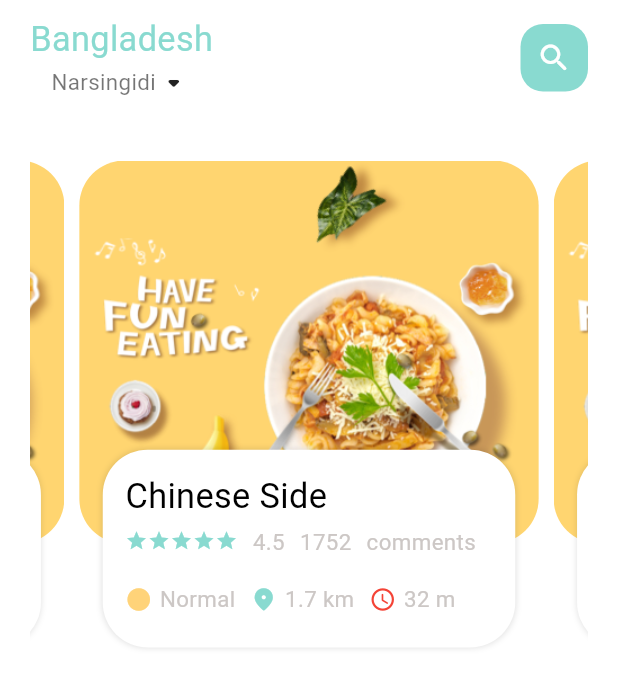
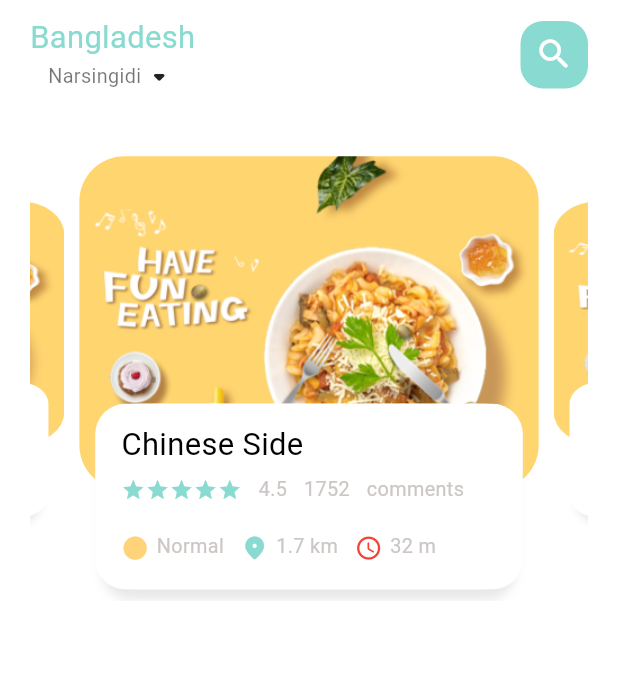
Before and after one commit to SaifAllahGharib/food_craft, a Flutter app: the screen it shows after launch, on a phone screen of 412 x 824 dp. Shown: the top 688 px of the screen. Run offline on Flutter 3.47's test engine with Material 3 defaults, Android fonts, the phone set to English and light mode, and no system bars; our stand-ins replace device_preview, firebase_core, flutter_screenutil, go_router; accounts and stored records are empty.

Commit message:
finish page view item and edit design to responsive

```diff
--- a/lib/core/utils/styles.dart
+++ b/lib/core/utils/styles.dart
@@ -1,19 +1,23 @@
 import 'package:flutter/material.dart';
-import 'package:flutter_screenutil/flutter_screenutil.dart';
 import 'package:food_craft/core/utils/colors.dart';
+import 'package:food_craft/core/utils/functions/width.dart';
 
 class Styles {
-  static var textStyle13 = TextStyle(
-    fontSize: 13.sp,
+  static TextStyle textStyle13(BuildContext context) {
+    return TextStyle(
+      fontSize: getWidth(context) * 0.0321,
       fontFamily: "Roboto",
       color: AppColors.textColor,
       height: 1.2,
     );
+  }
 
-  static var textStyle20 = TextStyle(
-    fontSize: 20.sp,
+  static TextStyle textStyle20(BuildContext context) {
+    return TextStyle(
+      fontSize: getWidth(context) * 0.05,
       color: Colors.black,
       fontFamily: "Roboto",
       fontWeight: FontWeight.w400,
     );
   }
+}
--- a/lib/core/widgets/row_location_and_time.dart
+++ b/lib/core/widgets/row_location_and_time.dart
@@ -1,5 +1,6 @@
 import 'package:flutter/material.dart';
 import 'package:food_craft/core/utils/colors.dart';
+import 'package:food_craft/core/utils/functions/width.dart';
 import 'package:food_craft/features/home/presentation/view/widgets/custom_icon_and_text.dart';
 
 class RowLocationAndTime extends StatelessWidget {
@@ -7,24 +8,25 @@ class RowLocationAndTime extends StatelessWidget {
 
   @override
   Widget build(BuildContext context) {
-    return const Row(
+    final double sizedBox = getWidth(context) * 0.027;
+    return Row(
       children: [
         Expanded(
           child: Wrap(
             children: [
-              CustomIconAndText(
+              const CustomIconAndText(
                 text: "Normal",
                 icon: Icons.circle,
                 color: AppColors.yellowColor,
               ),
-              SizedBox(width: 10),
-              CustomIconAndText(
+              SizedBox(width: sizedBox),
+              const CustomIconAndText(
                 text: "1.7 km",
                 icon: Icons.location_on_rounded,
                 color: AppColors.primaryColor,
               ),
-              SizedBox(width: 10),
-              CustomIconAndText(
+              SizedBox(width: sizedBox),
+              const CustomIconAndText(
                 text: "32 m",
                 icon: Icons.access_time_rounded,
                 color: Colors.red,
--- a/lib/features/home/presentation/view/widgets/column_in_page_view_item.dart
+++ b/lib/features/home/presentation/view/widgets/column_in_page_view_item.dart
@@ -1,4 +1,5 @@
 import 'package:flutter/material.dart';
+import 'package:food_craft/core/utils/functions/height.dart';
 import 'package:food_craft/core/utils/styles.dart';
 import 'package:food_craft/core/widgets/row_location_and_time.dart';
 import 'package:food_craft/features/home/presentation/view/widgets/row_stars_and_rate_and_comments.dart';
@@ -13,11 +14,11 @@ class ColumnInPageView extends StatelessWidget {
       children: [
         Text(
           "Chinese Side",
-          style: Styles.textStyle20,
+          style: Styles.textStyle20(context),
         ),
-        const SizedBox(height: 5),
+        SizedBox(height: getHeight(context) * 0.010),
         const RowStarsAndRateAndComments(),
-        const SizedBox(height: 20),
+        SizedBox(height: getHeight(context) * 0.025),
         const RowLocationAndTime(),
       ],
     );
--- a/lib/features/home/presentation/view/widgets/custom_app_bar_home_view.dart
+++ b/lib/features/home/presentation/view/widgets/custom_app_bar_home_view.dart
@@ -1,5 +1,6 @@
 import 'package:flutter/material.dart';
 import 'package:food_craft/core/utils/colors.dart';
+import 'package:food_craft/core/utils/functions/width.dart';
 import 'package:food_craft/core/utils/styles.dart';
 
 class CustomAppBarHomeView extends StatelessWidget {
@@ -7,6 +8,7 @@ class CustomAppBarHomeView extends StatelessWidget {
 
   @override
   Widget build(BuildContext context) {
+    final double sizeContainer = (getWidth(context) * 0.11).floorToDouble();
     return SizedBox(
       child: Row(
         mainAxisAlignment: MainAxisAlignment.spaceBetween,
@@ -15,14 +17,15 @@ class CustomAppBarHomeView extends StatelessWidget {
             children: [
               Text(
                 "Bangladesh",
-                style:
-                    Styles.textStyle20.copyWith(color: AppColors.primaryColor),
+                style: Styles.textStyle20(context)
+                    .copyWith(color: AppColors.primaryColor),
               ),
               Row(
                 children: [
                   Text(
                     "Narsingidi",
-                    style: Styles.textStyle13.copyWith(color: Colors.black54),
+                    style: Styles.textStyle13(context)
+                        .copyWith(color: Colors.black54),
                   ),
                   const Icon(Icons.arrow_drop_down_rounded),
                 ],
@@ -30,15 +33,16 @@ class CustomAppBarHomeView extends StatelessWidget {
             ],
           ),
           Container(
-            width: 45,
-            height: 45,
+            width: sizeContainer,
+            height: sizeContainer,
             decoration: BoxDecoration(
               color: AppColors.primaryColor,
               borderRadius: BorderRadius.circular(15),
             ),
-            child: const Icon(
+            child: Icon(
               Icons.search_rounded,
               color: Colors.white,
+              size: getWidth(context) * 0.064,
             ),
           ),
         ],
--- a/lib/features/home/presentation/view/widgets/custom_icon_and_text.dart
+++ b/lib/features/home/presentation/view/widgets/custom_icon_and_text.dart
@@ -1,4 +1,5 @@
 import 'package:flutter/material.dart';
+import 'package:food_craft/core/utils/functions/width.dart';
 import 'package:food_craft/core/utils/styles.dart';
 
 class CustomIconAndText extends StatelessWidget {
@@ -18,13 +19,13 @@ class CustomIconAndText extends StatelessWidget {
         children: [
           Icon(
             icon,
-            size: 18,
+            size: getWidth(context) * 0.045,
             color: color,
           ),
           const SizedBox(width: 5),
           Text(
             text,
-            style: Styles.textStyle13,
+            style: Styles.textStyle13(context),
           ),
         ],
       ),
--- a/lib/features/home/presentation/view/widgets/custom_page_view.dart
+++ b/lib/features/home/presentation/view/widgets/custom_page_view.dart
@@ -11,14 +11,14 @@ class CustomPageView extends StatefulWidget {
 
 class _CustomPageViewState extends State<CustomPageView> {
   late PageController _pageController;
-  double currentPage = 0;
+  double _currentPage = 2;
 
   @override
   void initState() {
-    _pageController = PageController(viewportFraction: 0.85, initialPage: 3)
+    _pageController = PageController(viewportFraction: 0.85, initialPage: 2)
       ..addListener(
         () {
-          currentPage = _pageController.page!;
+          _currentPage = _pageController.page!;
           setState(() {});
         },
       );
@@ -33,14 +33,16 @@ class _CustomPageViewState extends State<CustomPageView> {
 
   @override
   Widget build(BuildContext context) {
-    return Container(
-      // color: Colors.blue,
-      height: getHeight(context) * 0.40,
+    return SizedBox(
+      height: getHeight(context) * 0.36,
       child: PageView.builder(
         controller: _pageController,
-        physics: const BouncingScrollPhysics(),
         itemCount: 5,
-        itemBuilder: (context, index) => const PageViewItem(),
+        itemBuilder: (context, index) => PageViewItem(
+          pageController: _pageController,
+          currentPage: _currentPage,
+          index: index,
+        ),
       ),
     );
   }
--- a/lib/features/home/presentation/view/widgets/custom_text.dart
+++ b/lib/features/home/presentation/view/widgets/custom_text.dart
@@ -10,7 +10,7 @@ class CustomText extends StatelessWidget {
   Widget build(BuildContext context) {
     return Text(
       text,
-      style: Styles.textStyle13,
+      style: Styles.textStyle13(context),
     );
   }
 }
--- a/lib/features/home/presentation/view/widgets/home_view_body.dart
+++ b/lib/features/home/presentation/view/widgets/home_view_body.dart
@@ -1,5 +1,6 @@
 import 'package:flutter/material.dart';
 import 'package:food_craft/constant.dart';
+import 'package:food_craft/core/utils/functions/height.dart';
 import 'package:food_craft/features/home/presentation/view/widgets/custom_app_bar_home_view.dart';
 import 'package:food_craft/features/home/presentation/view/widgets/custom_page_view.dart';
 
@@ -12,11 +13,11 @@ class HomeViewBody extends StatelessWidget {
       margin: const EdgeInsets.only(top: 10, bottom: 15),
       padding:
           const EdgeInsets.only(left: primaryPadding, right: primaryPadding),
-      child: const Column(
+      child: Column(
         children: [
-          CustomAppBarHomeView(),
-          SizedBox(height: 40),
-          CustomPageView(),
+          const CustomAppBarHomeView(),
+          SizedBox(height: getHeight(context) * 0.05),
+          const CustomPageView(),
         ],
       ),
     );
--- a/lib/features/home/presentation/view/widgets/page_view_item.dart
+++ b/lib/features/home/presentation/view/widgets/page_view_item.dart
@@ -5,15 +5,48 @@ import 'package:food_craft/core/utils/functions/width.dart';
 import 'package:food_craft/features/home/presentation/view/widgets/column_in_page_view_item.dart';
 
 class PageViewItem extends StatelessWidget {
-  const PageViewItem({super.key});
+  final double currentPage;
+  final int index;
+  final PageController pageController;
+  final double scaleFactor = 0.73;
+
+  const PageViewItem({
+    super.key,
+    required this.currentPage,
+    required this.index,
+    required this.pageController,
+  });
 
   @override
   Widget build(BuildContext context) {
-    return Stack(
+    final double height = getHeight(context) * 0.27;
+    final padding = getWidth(context) * 0.030;
+
+    return AnimatedBuilder(
+      animation: pageController,
+      builder: (context, child) {
+        double scale = scaleFactor;
+        double translation = height * (1 - scaleFactor) / 2;
+
+        if (index == currentPage.floor()) {
+          scale = 1 - (currentPage - index) * (1 - scaleFactor);
+          translation = height * (1 - scale) / 2;
+        } else if (index == currentPage.floor() + 1) {
+          scale = scaleFactor + (currentPage - index + 1) * (1 - scaleFactor);
+          translation = height * (1 - scale) / 2;
+        }
+
+        return Transform(
+          transform: Matrix4.diagonal3Values(1, scale, 1)
+            ..setTranslationRaw(0, translation, 0),
+          child: child,
+        );
+      },
+      child: Stack(
         children: [
           Container(
-          height: getHeight(context) * 0.31,
-          margin: const EdgeInsets.only(left: 5, right: 5),
+            height: height,
+            margin: const EdgeInsets.symmetric(horizontal: 5),
             decoration: BoxDecoration(
               borderRadius: BorderRadius.circular(30),
               image: const DecorationImage(
@@ -25,22 +58,29 @@ class PageViewItem extends StatelessWidget {
           Align(
             alignment: Alignment.bottomCenter,
             child: Container(
-            height: getHeight(context) * 0.16,
-            padding:
-                const EdgeInsets.only(left: 15, right: 15, top: 15, bottom: 10),
+              height: getHeight(context) * 0.15,
+              padding: EdgeInsets.all(padding),
               margin: EdgeInsets.only(
-              left: getWidth(context) * 0.050,
-              right: getWidth(context) * 0.050,
-              bottom: 5,
+                left: getWidth(context) * 0.05,
+                right: getWidth(context) * 0.05,
+                bottom: 8,
               ),
               decoration: BoxDecoration(
                 color: Colors.white,
-              borderRadius: BorderRadius.circular(30),
+                borderRadius: BorderRadius.circular(20),
                 boxShadow: const [
                   BoxShadow(
-                  color: Colors.black12,
-                  blurRadius: 3,
-                  spreadRadius: 0,
+                    color: Color(0xffe8e8e8),
+                    blurRadius: 5,
+                    offset: Offset(0, 7),
+                  ),
+                  BoxShadow(
+                    color: Colors.white,
+                    offset: Offset(-5, 0),
+                  ),
+                  BoxShadow(
+                    color: Colors.white,
+                    offset: Offset(5, 0),
                   ),
                 ],
               ),
@@ -50,6 +90,7 @@ class PageViewItem extends StatelessWidget {
             ),
           ),
         ],
+      ),
     );
   }
 }
--- a/lib/features/home/presentation/view/widgets/row_stars_and_rate_and_comments.dart
+++ b/lib/features/home/presentation/view/widgets/row_stars_and_rate_and_comments.dart
@@ -1,5 +1,6 @@
 import 'package:flutter/material.dart';
 import 'package:food_craft/core/utils/colors.dart';
+import 'package:food_craft/core/utils/functions/width.dart';
 import 'package:food_craft/features/home/presentation/view/widgets/custom_text.dart';
 
 class RowStarsAndRateAndComments extends StatelessWidget {
@@ -7,23 +8,24 @@ class RowStarsAndRateAndComments extends StatelessWidget {
 
   @override
   Widget build(BuildContext context) {
+    final double sizedBox = getWidth(context) * 0.027;
     return Wrap(
       children: [
         Wrap(
           children: List.generate(
             5,
-            (index) => const Icon(
+            (index) => Icon(
               Icons.star,
               color: AppColors.primaryColor,
-              size: 15,
+              size: getWidth(context) * 0.039,
             ),
           ),
         ),
-        const SizedBox(width: 10),
+        SizedBox(width: sizedBox),
         const CustomText(text: "4.5"),
-        const SizedBox(width: 10),
+        SizedBox(width: sizedBox),
         const CustomText(text: "1752"),
-        const SizedBox(width: 10),
+        SizedBox(width: sizedBox),
         const CustomText(text: "comments"),
       ],
     );
--- a/pubspec.yaml
+++ b/pubspec.yaml
@@ -41,6 +41,7 @@ dependencies:
   go_router: ^14.3.0
   device_preview: ^1.2.0
   flutter_screenutil: ^5.9.3
+  smooth_page_indicator: ^1.2.0+3
 
 dev_dependencies:
   flutter_test:
```
Also changed, not shown: pubspec.lock. Lines whose indentation alone changed are shown as unchanged.
